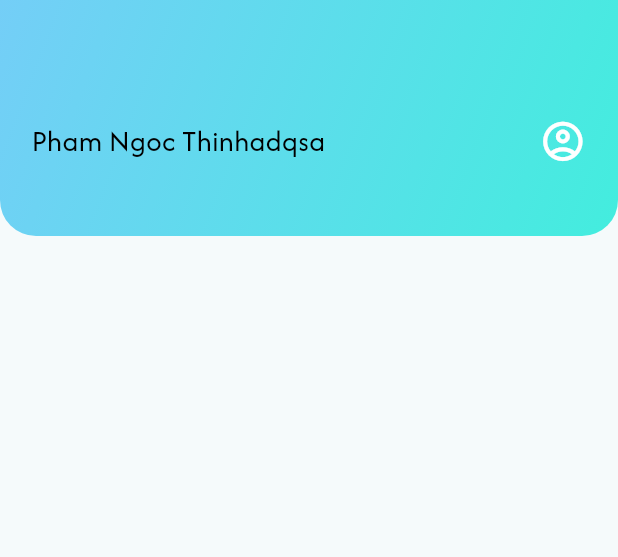
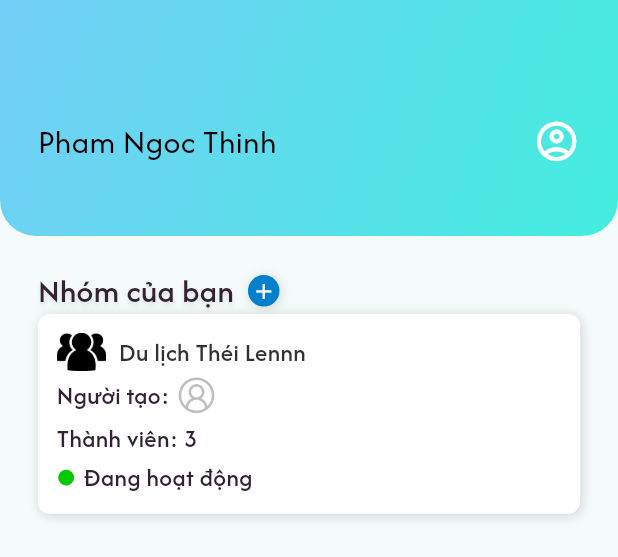
Before and after one commit to zont09/group_expense_management, a Flutter app: the OverviewMobileView widget shown alone on an empty page, opened directly, on a phone screen of 412 x 824 dp. Shown: the top 557 px of the screen. Run offline on Flutter 3.47's test engine with Material 3 defaults, Android fonts, the phone set to English and light mode, and no system bars; our stand-ins replace cloud_firestore, firebase_auth, firebase_core, firebase_storage, flutter_bloc, fluttertoast and 1 more; accounts and stored records are empty; generated files the repository leaves out were written again; network calls fail.

Commit message:
group overview

```diff
--- a/lib/app_texts.dart
+++ b/lib/app_texts.dart
@@ -1,5 +1,6 @@
 enum AppText {
   titleResetPasswordSuccess,
+  titleYourGroup,
 
   textRouteLogin,
   textRouteChat,
@@ -24,6 +25,10 @@ enum AppText {
   textLoginFail,
   textResetPasswordSuccess,
   textProfile,
+  textOwner,
+  textMembers,
+  textActive,
+  textInactive,
 
   textHintUsername,
   textHintPassword,
@@ -48,6 +53,7 @@ Map<AppText, String> texts = {
   AppText.textRouteProfile: "/profile",
 
   AppText.titleResetPasswordSuccess: "Đặt lại thành công",
+  AppText.titleYourGroup: "Nhóm của bạn",
 
   AppText.textLogin: "Đăng nhập",
   AppText.textSignUp: "Đăng ký",
@@ -75,6 +81,10 @@ Map<AppText, String> texts = {
   AppText.textProfile: "Thông tin cá nhân",
   AppText.textHintUsername: "Nhập email đăng nhập",
   AppText.textHintPassword: "Nhập mật khẩu",
+  AppText.textOwner: 'Người tạo',
+  AppText.textMembers: "Thành viên",
+  AppText.textActive: "Đang hoạt động",
+  AppText.textInactive: "Ngưng hoạt động",
 
   AppText.btnConfirm: "Xác nhận",
   AppText.btnCancel: "Huỷ",
--- a/lib/configs/color_configs.dart
+++ b/lib/configs/color_configs.dart
@@ -35,6 +35,9 @@ class ColorConfig {
   static const Color primary5 = Color(0xFFE6FBFA);
   static const Color primary6 = Color(0xFFE4815A);
   static const Color primary7 = Color(0xFFE6EFF5);
+
+  static const Color active = Color(0xFF03c900);
+  static const Color inactive = Color(0xFFff2209);
 
   static const LinearGradient gradientPrimary1 = LinearGradient(
     begin: Alignment.centerLeft,
@@ -80,7 +83,7 @@ class ColorConfig {
 
   static const Color mainText = Color(0xFF343C6A);
   static const Shadow textShadow = Shadow(
-    offset: Offset(0, 4),
+    offset: Offset(0, 2),
     blurRadius: 4,
     color: Color(0x1A000000),
   );
--- a/lib/features/overview/views/mobile/overview_mobile_view.dart
+++ b/lib/features/overview/views/mobile/overview_mobile_view.dart
@@ -1,6 +1,10 @@
 import 'package:flutter/material.dart';
+import 'package:group_expense_management/app_texts.dart';
+import 'package:group_expense_management/configs/color_configs.dart';
+import 'package:group_expense_management/features/overview/widgets/card_group.dart';
 import 'package:group_expense_management/features/profile/views/mobile/profile_mobile_view.dart';
 import 'package:group_expense_management/main_cubit.dart';
+import 'package:group_expense_management/models/group_model.dart';
 import 'package:group_expense_management/utils/resizable_utils.dart';
 
 class OverviewMobileView extends StatelessWidget {
@@ -8,15 +12,19 @@ class OverviewMobileView extends StatelessWidget {
 
   @override
   Widget build(BuildContext context) {
+    final GroupModel group = GroupModel(
+        name: "Du lịch Théi Lennn",
+        owner: "oZbEeh0GJyk7I8otkySf",
+        members: ["a", "b", "c"]);
     return Material(
         child: Column(
       children: [
         Container(
           width: double.infinity,
           height: Resizable.size(context, 150),
-          padding: EdgeInsets.symmetric(horizontal: Resizable.size(context, 20))
+          padding: EdgeInsets.symmetric(horizontal: Resizable.size(context, 24))
               .copyWith(top: Resizable.size(context, 30)),
-          decoration: BoxDecoration(
+          decoration: const BoxDecoration(
             gradient: LinearGradient(
               begin: Alignment.topLeft,
               end: Alignment.bottomRight,
@@ -33,10 +41,10 @@ class OverviewMobileView extends StatelessWidget {
           child: Row(
             crossAxisAlignment: CrossAxisAlignment.center,
             children: [
-              Text(
-                MainCubit.fromContext(context).user.name + "adqsa",
-                style: TextStyle(fontSize: 20, color: Colors.black),
-              ),
+              Text(MainCubit.fromContext(context).user.name,
+                  style: TextStyle(
+                      fontSize: Resizable.font(context, 20),
+                      color: Colors.black)),
               const Spacer(),
               InkWell(
                 onTap: () {
@@ -53,7 +61,50 @@ class OverviewMobileView extends StatelessWidget {
               )
             ],
           ),
-        )
+        ),
+        Expanded(
+            child: SingleChildScrollView(
+          child: Padding(
+            padding: EdgeInsets.symmetric(
+                horizontal: Resizable.size(context, 24),
+                vertical: Resizable.size(context, 20)),
+            child: Column(
+              crossAxisAlignment: CrossAxisAlignment.start,
+              children: [
+                Row(
+                  crossAxisAlignment: CrossAxisAlignment.center,
+                  children: [
+                    Text(AppText.titleYourGroup.text,
+                        style: TextStyle(
+                            fontSize: Resizable.font(context, 20),
+                            fontWeight: FontWeight.w500,
+                            color: ColorConfig.textColor6,
+                            shadows: const [ColorConfig.textShadow])),
+                    SizedBox(width: Resizable.size(context, 9)),
+                    Container(
+                      height: Resizable.size(context, 20),
+                      width: Resizable.size(context, 20),
+                      decoration: BoxDecoration(
+                          shape: BoxShape.circle,
+                          color: ColorConfig.primary2,
+                          boxShadow: const [ColorConfig.boxShadow2]),
+                      child: Center(
+                        child: Icon(
+                          Icons.add,
+                          color: Colors.white,
+                          size: Resizable.size(context, 16),
+                          weight: 900,
+                        ),
+                      ),
+                    ),
+                    SizedBox(height: Resizable.size(context, 12)),
+                  ],
+                ),
+                CardGroup(group: group)
+              ],
+            ),
+          ),
+        ))
       ],
     ));
   }
--- /dev/null
+++ b/lib/features/overview/widgets/card_group.dart
@@ -0,0 +1,98 @@
+import 'package:flutter/material.dart';
+import 'package:group_expense_management/app_texts.dart';
+import 'package:group_expense_management/configs/color_configs.dart';
+import 'package:group_expense_management/main_cubit.dart';
+import 'package:group_expense_management/models/group_model.dart';
+import 'package:group_expense_management/models/user_model.dart';
+import 'package:group_expense_management/utils/resizable_utils.dart';
+import 'package:group_expense_management/widgets/avatar_item.dart';
+
+class CardGroup extends StatelessWidget {
+  const CardGroup({super.key, required this.group});
+
+  final GroupModel group;
+
+  @override
+  Widget build(BuildContext context) {
+    final mapUser = MainCubit.fromContext(context).mapUser;
+    final owner = mapUser[group.owner] ?? UserModel();
+    return Container(
+      decoration: BoxDecoration(
+          color: Colors.white,
+          borderRadius: BorderRadius.circular(8),
+          boxShadow: const [ColorConfig.boxShadow2]),
+      padding: EdgeInsets.symmetric(
+          horizontal: Resizable.size(context, 12),
+          vertical: Resizable.size(context, 12)),
+      child: Column(
+        crossAxisAlignment: CrossAxisAlignment.start,
+        children: [
+          Row(
+            children: [
+              if (group.avatar.isNotEmpty)
+                AvatarItem(group.avatar, size: Resizable.size(context, 24)),
+              if (group.avatar.isEmpty)
+                Image.asset('assets/images/demo_group.png',
+                    height: Resizable.size(context, 24)),
+              SizedBox(width: Resizable.size(context, 8)),
+              Expanded(
+                  child: Text(group.name,
+                      style: TextStyle(
+                          fontSize: Resizable.size(context, 16),
+                          fontWeight: FontWeight.w500,
+                          color: ColorConfig.textColor,
+                          overflow: TextOverflow.ellipsis))),
+            ],
+          ),
+          SizedBox(height: Resizable.size(context, 2)),
+          Row(
+            children: [
+              Text("${AppText.textOwner.text}: ",
+                  style: TextStyle(
+                      fontSize: Resizable.size(context, 16),
+                      fontWeight: FontWeight.w500,
+                      color: ColorConfig.textColor6,
+                      overflow: TextOverflow.ellipsis)),
+              AvatarItem(owner.avatar, size: Resizable.size(context, 24)),
+              SizedBox(width: Resizable.size(context, 5)),
+              Expanded(
+                  child: Text(owner.name,
+                      style: TextStyle(
+                          fontSize: Resizable.size(context, 16),
+                          fontWeight: FontWeight.w500,
+                          color: ColorConfig.textColor6,
+                          overflow: TextOverflow.ellipsis)))
+            ],
+          ),
+          SizedBox(height: Resizable.size(context, 2)),
+          Text("${AppText.textMembers.text}: ${group.members.length}",
+              style: TextStyle(
+                  fontSize: Resizable.size(context, 16),
+                  fontWeight: FontWeight.w500,
+                  color: ColorConfig.textColor6,
+                  overflow: TextOverflow.ellipsis)),
+          SizedBox(height: Resizable.size(context, 2)),
+          Row(
+            crossAxisAlignment: CrossAxisAlignment.center,
+            children: [
+              Icon(Icons.circle,
+                  size: Resizable.size(context, 12),
+                  color:
+                      group.enable ? ColorConfig.active : ColorConfig.inactive),
+              SizedBox(width: Resizable.size(context, 5)),
+              Text(
+                  group.enable
+                      ? AppText.textActive.text
+                      : AppText.textInactive.text,
+                  style: TextStyle(
+                      fontSize: Resizable.size(context, 16),
+                      fontWeight: FontWeight.w500,
+                      color: ColorConfig.textColor6,
+                      overflow: TextOverflow.ellipsis)),
+            ],
+          )
+        ],
+      ),
+    );
+  }
+}
--- a/lib/main.dart
+++ b/lib/main.dart
@@ -3,6 +3,7 @@ import 'package:flutter/material.dart';
 import 'package:flutter_bloc/flutter_bloc.dart';
 import 'package:group_expense_management/features/login/login_main_view.dart';
 import 'package:group_expense_management/features/overview/views/overview_main_view.dart';
+import 'package:group_expense_management/features/splash/splash_screen.dart';
 import 'package:group_expense_management/main_cubit.dart';
 import 'package:group_expense_management/services/auth_service.dart';
 import 'firebase_options.dart';
@@ -33,6 +34,9 @@ class MyApp extends StatelessWidget {
       ),
       home: BlocBuilder<MainCubit, int>(
         builder: (c, s) {
+          if(s == 0) {
+            return const SplashScreen();
+          }
           if (AuthService.isLoggedIn) {
             return const OverviewMainView();
           }
--- a/lib/main_cubit.dart
+++ b/lib/main_cubit.dart
@@ -1,6 +1,7 @@
 import 'package:flutter/cupertino.dart';
 import 'package:flutter_bloc/flutter_bloc.dart';
 import 'package:group_expense_management/models/user_model.dart';
+import 'package:group_expense_management/services/user_service.dart';
 
 class MainCubit extends Cubit<int> {
   MainCubit() : super(0);
@@ -8,10 +9,26 @@ class MainCubit extends Cubit<int> {
   static MainCubit fromContext(BuildContext context) =>
       BlocProvider.of<MainCubit>(context);
 
+  final UserService _userService = UserService.instance;
+
+  List<UserModel> allUsers = [];
+  Map<String, UserModel> mapUser = {};
+
   UserModel user = UserModel(name: "None");
 
   initData() async {
     user = UserModel(name: "Pham Ngoc Thinh", email: "ngocthinh2209@gmail.com");
+    await loadAllUser();
+    EMIT();
+  }
+
+  loadAllUser() async {
+    final data = await _userService.getAllUsers();
+    allUsers.clear();
+    allUsers.addAll(data);
+    for(var e in allUsers) {
+      mapUser[e.id] = e;
+    }
   }
 
   changeUser(UserModel u) {
--- a/lib/models/chat_model.dart
+++ /dev/null
@@ -1,6 +0,0 @@
-class ChatModel {
-  final String id;
-  final String content;
-
-  ChatModel({required this.id, required this.content});
-}
--- /dev/null
+++ b/lib/models/group_model.dart
@@ -0,0 +1,86 @@
+import 'package:cloud_firestore/cloud_firestore.dart';
+
+class GroupModel {
+  final String id;
+  final String name;
+  final String avatar;
+  final String owner;
+  final List<String> members;
+  final bool enable;
+
+  // Constructor với giá trị mặc định
+  GroupModel({
+    this.id = '',
+    this.name = '',
+    this.avatar = '',
+    this.owner = '',
+    this.members = const [],
+    this.enable = true,
+  });
+
+  // Phương thức copyWith để tạo bản sao có chỉnh sửa
+  GroupModel copyWith({
+    String? id,
+    String? name,
+    String? avatar,
+    String? owner,
+    List<String>? members,
+    bool? enable,
+  }) {
+    return GroupModel(
+      id: id ?? this.id,
+      name: name ?? this.name,
+      avatar: avatar ?? this.avatar,
+      owner: owner ?? this.owner,
+      members: members ?? List.from(this.members),
+      enable: enable ?? this.enable,
+    );
+  }
+
+  // Chuyển đổi từ object sang JSON
+  Map<String, dynamic> toJson() {
+    return {
+      'id': id,
+      'name': name,
+      'avatar': avatar,
+      'owner': owner,
+      'members': members,
+      'enable': enable,
+    };
+  }
+
+  // Tạo object từ JSON
+  factory GroupModel.fromJson(Map<String, dynamic> json) {
+    return GroupModel(
+      id: json['id'] ?? '',
+      name: json['name'] ?? '',
+      avatar: json['avatar'] ?? '',
+      owner: json['owner'] ?? '',
+      members: List<String>.from(json['members'] ?? []),
+      enable: json['enable'] ?? true,
+    );
+  }
+
+  // Tạo object từ Firestore snapshot
+  factory GroupModel.fromSnapshot(DocumentSnapshot snapshot) {
+    final data = snapshot.data() as Map<String, dynamic>?;
+
+    if (data == null) {
+      return GroupModel();
+    }
+
+    return GroupModel(
+      id: data['id'] ?? '',
+      name: data['name'] ?? '',
+      avatar: data['avatar'] ?? '',
+      owner: data['owner'] ?? '',
+      members: List<String>.from(data['members'] ?? []),
+      enable: data['enable'] ?? true,
+    );
+  }
+
+  @override
+  String toString() {
+    return 'GroupModel(id: $id, name: $name, avatar: $avatar, owner: $owner, members: $members, enable: $enable)';
+  }
+}
--- a/lib/services/user_service.dart
+++ b/lib/services/user_service.dart
@@ -22,7 +22,7 @@ class UserService {
     await _userRepository.addUser(model);
   }
 
-  Future<void> updateMeeting(UserModel model) async {
+  Future<void> updateUser(UserModel model) async {
     await _userRepository.updateUser(model);
   }
 }
```
Also changed, not shown: lib/features/splash/splash_screen.dart (added, +27 -0 lines), assets/images/demo_group.png (added), assets/images/logo_white.png (added).
